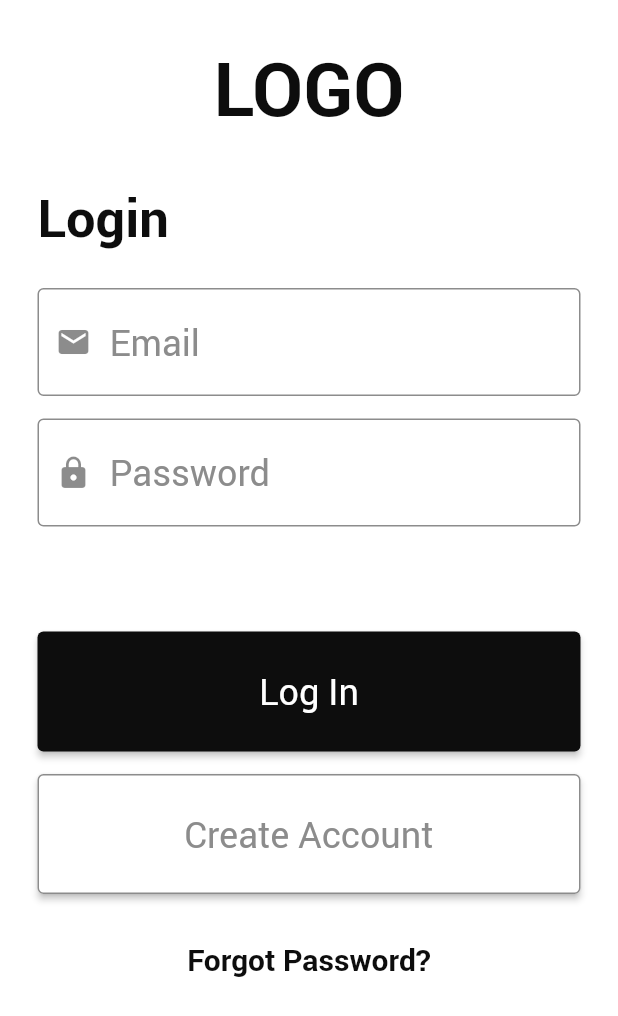
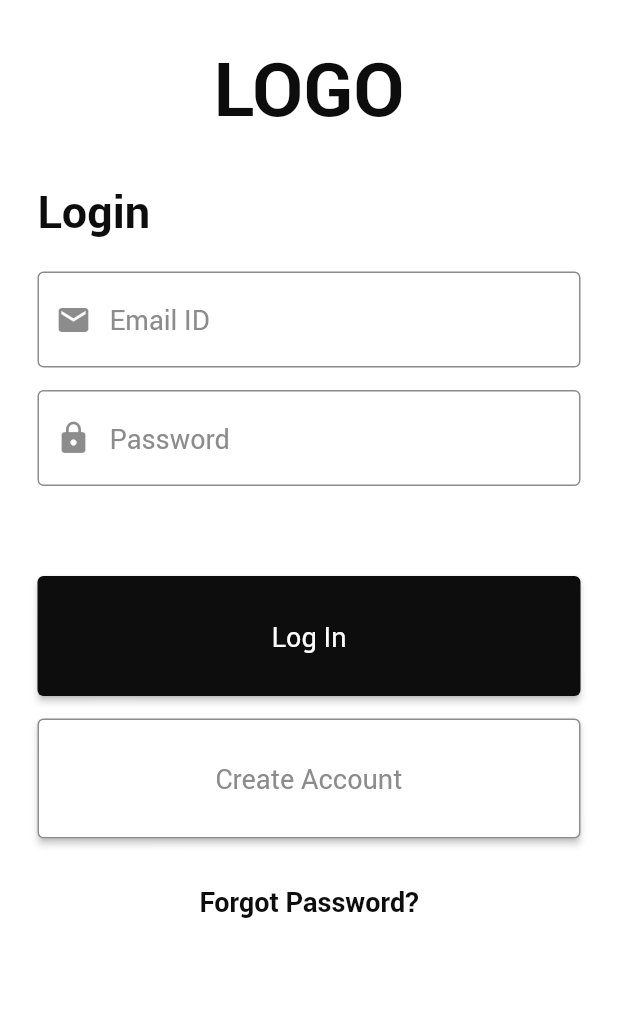
Before and after one commit to anilkarki47/LivinSweaty, a Flutter app: the screen it shows after launch, on a phone screen of 412 x 824 dp. Shown: the top 1016 px of the screen. Run offline on Flutter 3.47's test engine with Material 2 defaults, Android fonts, the phone set to English and light mode, and no system bars.

Commit message:
login and signup UI

```diff
--- a/lib/features/auth/screens/login_page.dart
+++ b/lib/features/auth/screens/login_page.dart
@@ -49,12 +49,12 @@ class _LoginState extends State<Login> {
                 text: "Login",
                 fontWeight: FontWeight.w700,
               ),
-              const SizedBox(height: 25),
+              const SizedBox(height: 20),
               CustomTextField(
                 controller: _emailController,
-                hintText: "Email",
+                hintText: "Email ID",
                 hintStyle: const TextStyle(
-                  fontSize: 24.0,
+                  fontSize: 18.0,
                   color: GlobalVariables.lightGrey,
                 ),
                 prefixIcon: const Icon(Icons.email),
@@ -64,12 +64,12 @@ class _LoginState extends State<Login> {
                 controller: _passwordController,
                 hintText: "Password",
                 hintStyle: const TextStyle(
-                  fontSize: 24.0,
+                  fontSize: 18.0,
                   color: GlobalVariables.lightGrey,
                 ),
                 prefixIcon: const Icon(Icons.lock),
               ),
-              const SizedBox(height: 70),
+              const SizedBox(height: 60),
               CustomButtom(
                 text: 'Log In',
                 color: GlobalVariables.mainBlack,
@@ -89,7 +89,7 @@ class _LoginState extends State<Login> {
               Center(
                 child: AppText(
                   text: "Forgot Password?",
-                  size: 20,
+                  size: 18,
                   fontWeight: FontWeight.w700,
                 ),
               ),
--- a/lib/features/auth/widgets/app_large_text.dart
+++ b/lib/features/auth/widgets/app_large_text.dart
@@ -8,7 +8,7 @@ class AppLargeText extends StatelessWidget {
   FontWeight fontWeight;
   AppLargeText({
     super.key,
-    this.size = 35,
+    this.size = 30,
     required this.text,
     required this.fontWeight,
     this.color = GlobalVariables.mainBlack,
--- a/lib/features/auth/widgets/app_text.dart
+++ b/lib/features/auth/widgets/app_text.dart
@@ -8,7 +8,7 @@ class AppText extends StatelessWidget {
   FontWeight fontWeight;
   AppText({
     super.key,
-    this.size = 24,
+    this.size = 18,
     required this.text,
     this.fontWeight = FontWeight.w400,
     this.color = GlobalVariables.mainBlack,
--- a/lib/main.dart
+++ b/lib/main.dart
@@ -1,7 +1,6 @@
 import 'package:flutter/material.dart';
+import 'package:livin_sweaty/features/auth/screens/login_page.dart';
 import 'package:livin_sweaty/router.dart';
-
-import 'features/auth/screens/login_page.dart';
 
 void main() {
   runApp(const MyApp());
```
Also changed, not shown: lib/features/auth/screens/signup_page.dart (added, +140 -0 lines).
